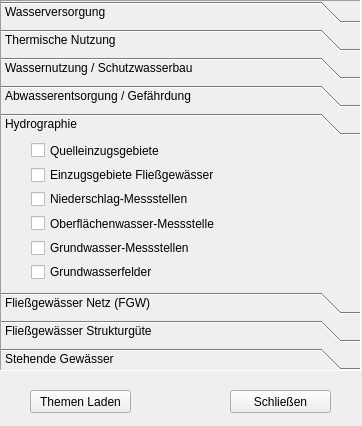
The window that tools/gui_wasser.ui (klausib/VogisMenu) describes before a commit, drawn with Qt 5.
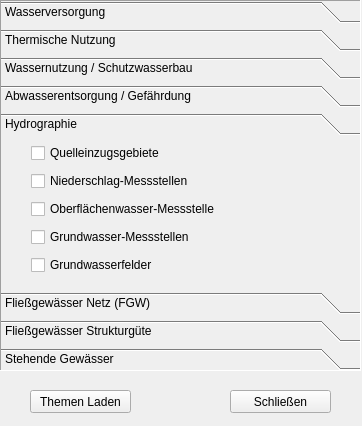
The same window after the commit. The open tabs and pages were chosen to show the change.

```diff
--- a/tools/gui_wasser.ui
+++ b/tools/gui_wasser.ui
@@ -303,8 +303,8 @@
      <rect>
       <x>0</x>
       <y>0</y>
-      <width>96</width>
-      <height>26</height>
+      <width>359</width>
+      <height>153</height>
      </rect>
     </property>
     <attribute name="label">
@@ -330,16 +330,6 @@
         </attribute>
        </widget>
       </item>
-      <item>
-       <widget class="QCheckBox" name="ckEzFliessgewaesser">
-        <property name="text">
-         <string>Einzugsgebiete Fließgewässer</string>
-        </property>
-        <attribute name="buttonGroup">
-         <string>ckButtons</string>
-        </attribute>
-       </widget>
-      </item>
       <item>
        <widget class="QCheckBox" name="ckNiederschlagmessstellen">
         <property name="text">
```
Left out of the diff: 12 changed lines with no effect on the pictures.
